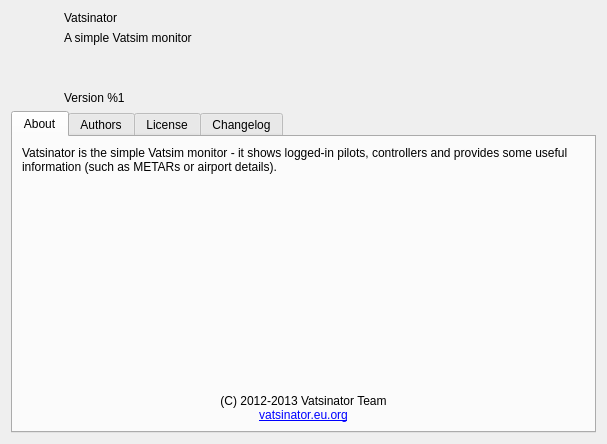
Old version of the form source/ui/windows/aboutwindow.ui in the repository Vatsinator/vatsinator-legacy.
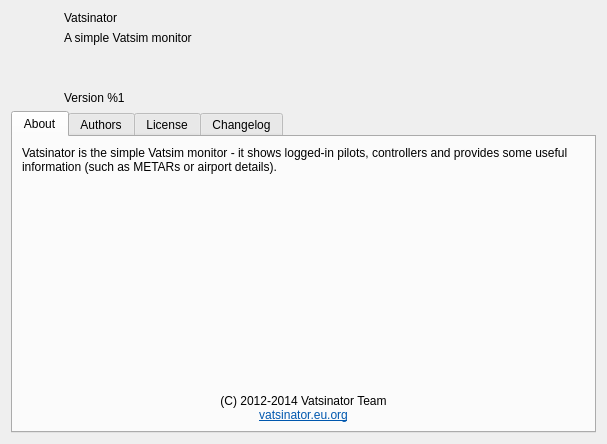
New version of the form. Icons and pictures are not drawn.

Commit message: Fix year in AboutWindow

```diff
--- a/source/ui/windows/aboutwindow.ui
+++ b/source/ui/windows/aboutwindow.ui
@@ -148,7 +148,7 @@
             </sizepolicy>
            </property>
            <property name="text">
-            <string>(C) 2012-2013 Vatsinator Team&lt;br&gt;&lt;a href=&quot;http://vatsinator.eu.org/&quot;&gt;vatsinator.eu.org&lt;/a&gt;</string>
+            <string>&lt;html&gt;&lt;head/&gt;&lt;body&gt;&lt;p&gt;(C) 2012-2014 Vatsinator Team&lt;br/&gt;&lt;a href=&quot;http://vatsinator.eu.org/&quot;&gt;&lt;span style=&quot; text-decoration: underline; color:#0057ae;&quot;&gt;vatsinator.eu.org&lt;/span&gt;&lt;/a&gt;&lt;/p&gt;&lt;/body&gt;&lt;/html&gt;</string>
            </property>
            <property name="alignment">
             <set>Qt::AlignBottom|Qt::AlignHCenter</set>
```
